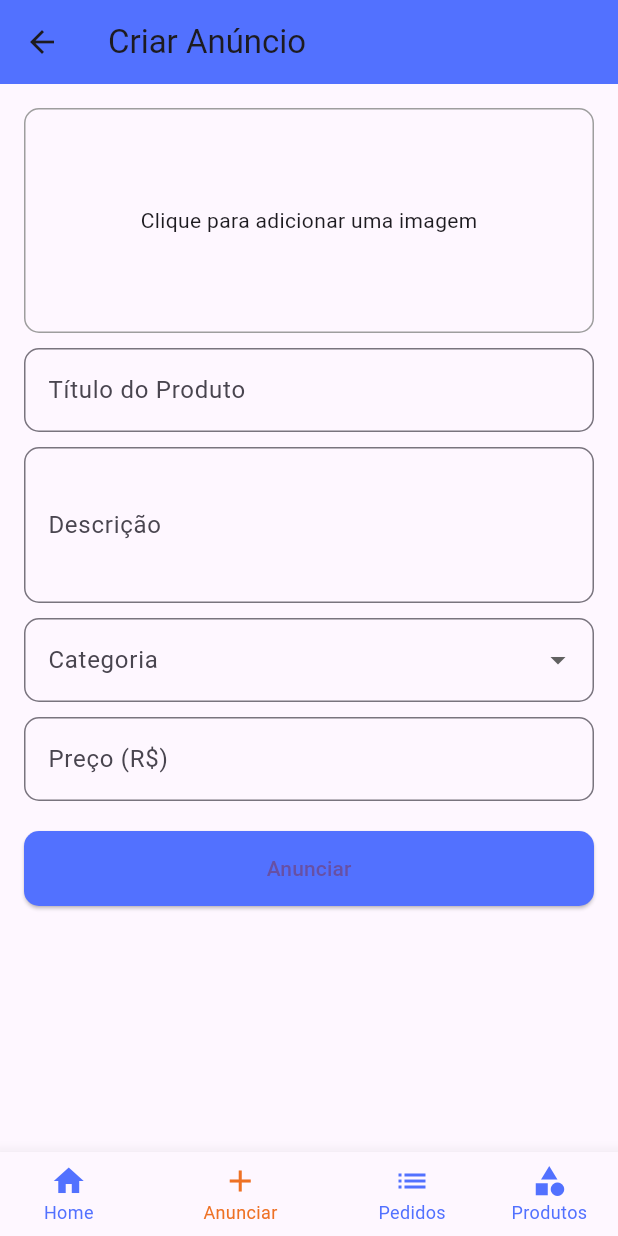
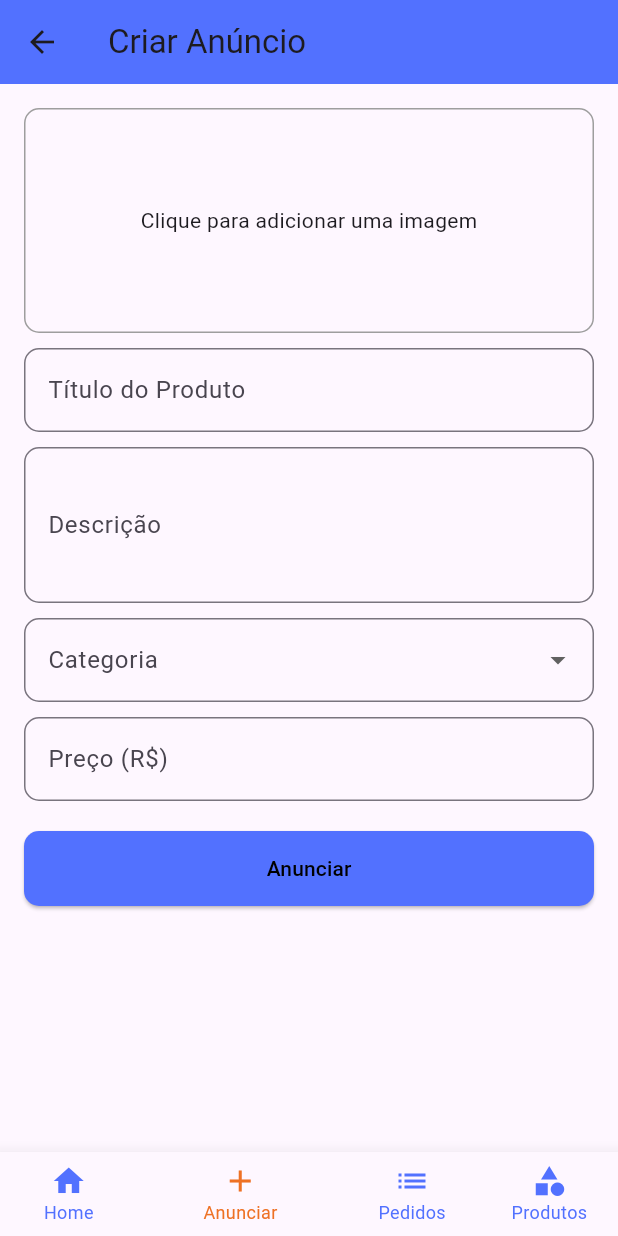
Before and after one commit to joaomanoel1532/Bit-Share, a Flutter app: the TelaCriarAnuncio screen opened directly, on a phone screen of 412 x 824 dp. Run offline on Flutter 3.47's test engine with Material 3 defaults, Android fonts, the phone set to English and light mode, and no system bars; our stand-ins replace cloud_firestore, firebase_auth, firebase_core, image_picker; accounts and stored records are empty.

Commit message:
Adição de novas categorias e Letra cor preta no botão na tela CriarAnuncio

```diff
--- a/lib/pages/telaCriarAnuncio.dart
+++ b/lib/pages/telaCriarAnuncio.dart
@@ -109,7 +109,7 @@ class _TelaCriarAnuncioState extends State<TelaCriarAnuncio> {
             const SizedBox(height: 10),
             DropdownButtonFormField<String>(
               value: _categoriaSelecionada,
-              items: ['Eletrônicos', 'Livros', 'Componentes', 'Acessórios']
+              items: ['Códigos', 'Componentes', 'Computador', 'Lista de exercício' , 'Livros' , 'Periféricos']
                   .map((String categoria) => DropdownMenuItem(value: categoria, child: Text(categoria)))
                   .toList(),
               onChanged: (value) {
@@ -126,10 +126,16 @@ class _TelaCriarAnuncioState extends State<TelaCriarAnuncio> {
               onPressed: _isLoading ? null : _salvarAnuncio,
               style: ElevatedButton.styleFrom(
                 backgroundColor: const Color(0xff5271FF),
+                foregroundColor: Colors.black, // Define a cor do texto como preto
                 padding: const EdgeInsets.symmetric(vertical: 15),
                 shape: RoundedRectangleBorder(borderRadius: BorderRadius.circular(10)),
               ),
-              child: _isLoading ? const CircularProgressIndicator() : const Text('Anunciar'),
+              child: _isLoading
+                  ? const CircularProgressIndicator()
+                  : const Text(
+                      'Anunciar',
+                      style: TextStyle(color: Colors.black), // Cor do texto preta
+                    ),
             ),
           ],
         ),
```
